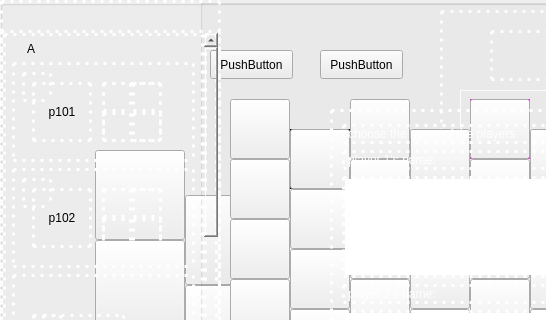
Old version of the form mapwindow.ui in the repository SaraSarbakhshi/TacticalMonsters; both pictures show x 0 to 546 and y 0 to 320 of the 1000 by 750 pixel window.
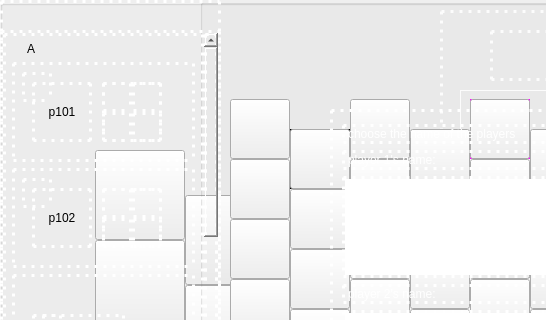
New version of the form. Icons and pictures are not drawn.

Patch:
```diff
--- a/mapwindow.ui
+++ b/mapwindow.ui
@@ -7700,32 +7700,6 @@
      </property>
     </widget>
    </widget>
-   <widget class="QPushButton" name="pushButton">
-    <property name="geometry">
-     <rect>
-      <x>210</x>
-      <y>50</y>
-      <width>83</width>
-      <height>29</height>
-     </rect>
-    </property>
-    <property name="text">
-     <string>PushButton</string>
-    </property>
-   </widget>
-   <widget class="QPushButton" name="pushButton_2">
-    <property name="geometry">
-     <rect>
-      <x>320</x>
-      <y>50</y>
-      <width>83</width>
-      <height>29</height>
-     </rect>
-    </property>
-    <property name="text">
-     <string>PushButton</string>
-    </property>
-   </widget>
    <widget class="QGroupBox" name="groupBox_gameOver">
     <property name="geometry">
      <rect>
```
